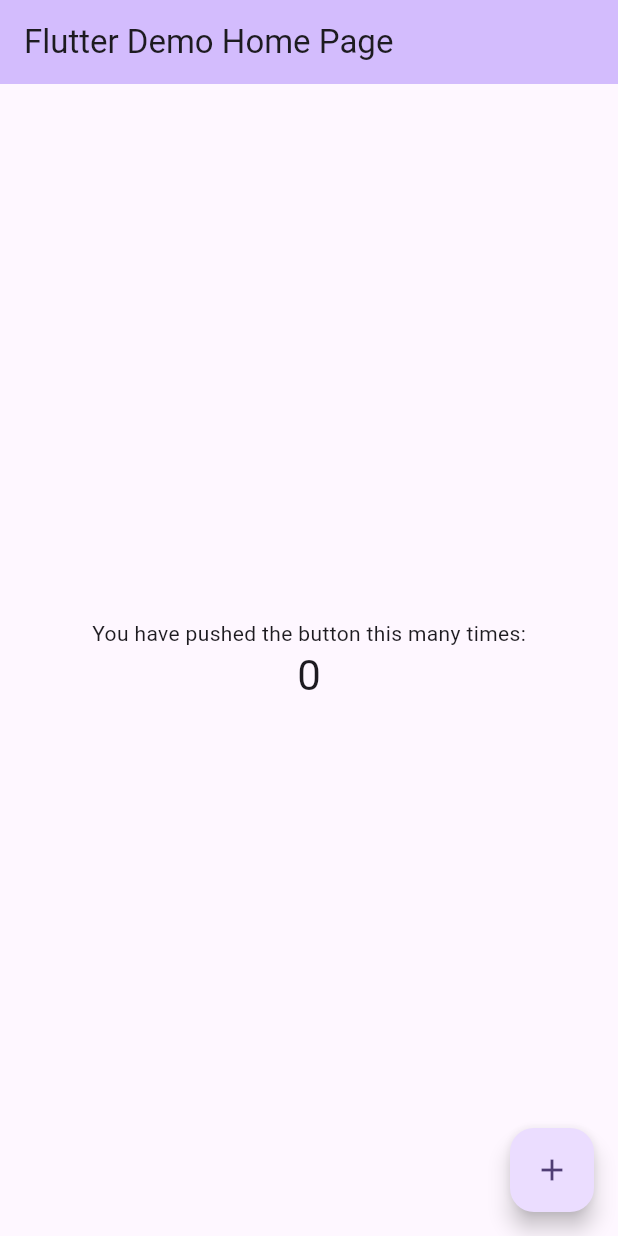
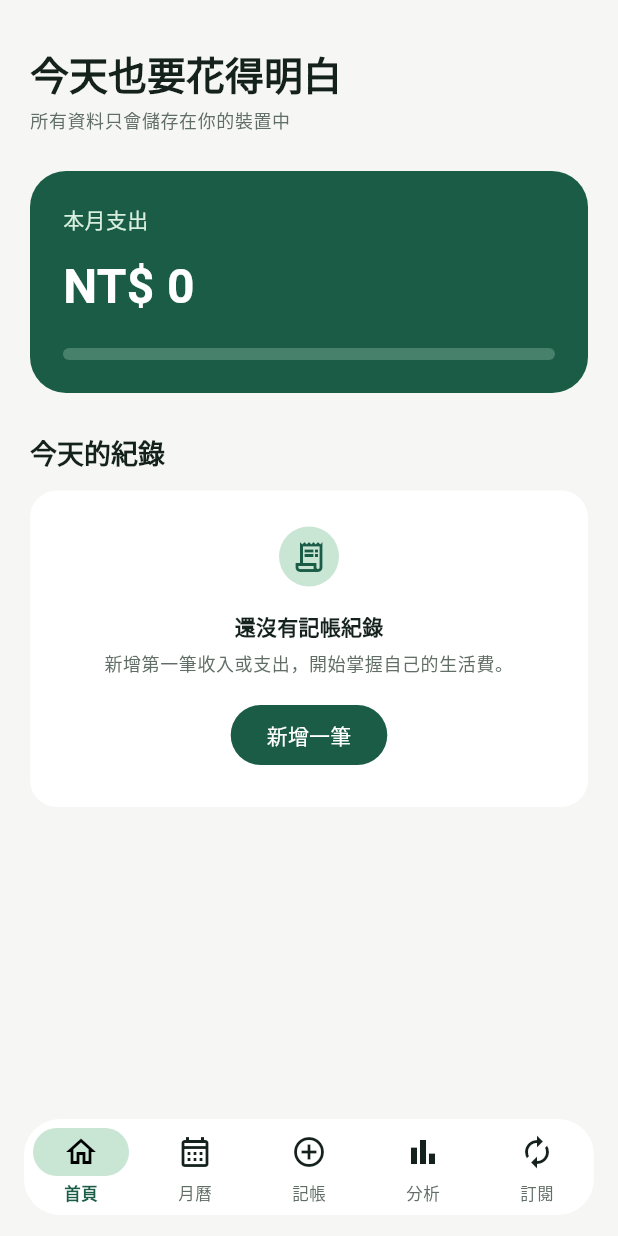
Before and after one commit to Yishin-Jiang/Expense-tracker, a Flutter app: the screen it shows after launch, on a phone screen of 412 x 824 dp. Run offline on Flutter 3.47's test engine with Material 3 defaults, Android fonts, the light colour scheme and no system bars; our stand-ins replace flutter_riverpod, go_router; Roboto replaces fonts that are missing (Noto Sans TC).

Commit message:
管理並建立專案結構

```diff
--- /dev/null
+++ b/lib/app/app.dart
@@ -0,0 +1,18 @@
+import 'package:flutter/material.dart';
+
+import '../core/theme/app_theme.dart';
+import 'router/app_router.dart';
+
+class AccountingApp extends StatelessWidget {
+  const AccountingApp({super.key});
+
+  @override
+  Widget build(BuildContext context) {
+    return MaterialApp.router(
+      title: '好好記帳',
+      debugShowCheckedModeBanner: false,
+      theme: AppTheme.light,
+      routerConfig: appRouter,
+    );
+  }
+}
--- /dev/null
+++ b/lib/app/router/app_router.dart
@@ -0,0 +1,52 @@
+import 'package:flutter/material.dart';
+import 'package:go_router/go_router.dart';
+import '../../features/calendar/presentation/calendar_page.dart';
+import '../../features/home/presentation/home_page.dart';
+import '../../features/transactions/presentation/transaction_form_page.dart';
+import '../shell/app_shell.dart';
+
+final appRouter = GoRouter(
+  initialLocation: '/home',
+  routes: [
+    ShellRoute(
+      builder: (context, state, child) =>
+          AppShell(location: state.uri.path, child: child),
+      routes: [
+        GoRoute(path: '/home', builder: (_, _) => const HomePage()),
+        GoRoute(path: '/calendar', builder: (_, _) => const CalendarPage()),
+        GoRoute(
+          path: '/transactions/new',
+          builder: (_, _) => const TransactionFormPage(),
+        ),
+        GoRoute(
+          path: '/analysis',
+          builder: (_, _) => const ComingSoonPage(title: '分析'),
+        ),
+        GoRoute(
+          path: '/subscriptions',
+          builder: (_, _) => const ComingSoonPage(title: '訂閱'),
+        ),
+      ],
+    ),
+  ],
+);
+
+class ComingSoonPage extends StatelessWidget {
+  const ComingSoonPage({required this.title, super.key});
+  final String title;
+
+  @override
+  Widget build(BuildContext context) => SafeArea(
+    child: Padding(
+      padding: const EdgeInsets.all(24),
+      child: Column(
+        crossAxisAlignment: CrossAxisAlignment.start,
+        children: [
+          Text(title, style: Theme.of(context).textTheme.headlineMedium),
+          const SizedBox(height: 8),
+          Text('此功能將在核心記帳完成後加入。', style: Theme.of(context).textTheme.bodySmall),
+        ],
+      ),
+    ),
+  );
+}
--- /dev/null
+++ b/lib/app/shell/app_shell.dart
@@ -0,0 +1,57 @@
+import 'package:flutter/material.dart';
+import 'package:go_router/go_router.dart';
+
+class AppShell extends StatelessWidget {
+  const AppShell({required this.location, required this.child, super.key});
+  final String location;
+  final Widget child;
+
+  static const locations = [
+    '/home',
+    '/calendar',
+    '/transactions/new',
+    '/analysis',
+    '/subscriptions',
+  ];
+
+  @override
+  Widget build(BuildContext context) {
+    final found = locations.indexWhere(location.startsWith);
+    return Scaffold(
+      body: child,
+      bottomNavigationBar: SafeArea(
+        top: false,
+        minimum: const EdgeInsets.fromLTRB(16, 0, 16, 14),
+        child: ClipRRect(
+          borderRadius: BorderRadius.circular(24),
+          child: NavigationBar(
+            selectedIndex: found < 0 ? 0 : found,
+            onDestinationSelected: (index) => context.go(locations[index]),
+            destinations: const [
+              NavigationDestination(
+                icon: Icon(Icons.home_outlined),
+                label: '首頁',
+              ),
+              NavigationDestination(
+                icon: Icon(Icons.calendar_month_outlined),
+                label: '月曆',
+              ),
+              NavigationDestination(
+                icon: Icon(Icons.add_circle_outline),
+                label: '記帳',
+              ),
+              NavigationDestination(
+                icon: Icon(Icons.bar_chart_outlined),
+                label: '分析',
+              ),
+              NavigationDestination(
+                icon: Icon(Icons.autorenew_outlined),
+                label: '訂閱',
+              ),
+            ],
+          ),
+        ),
+      ),
+    );
+  }
+}
--- /dev/null
+++ b/lib/core/theme/app_colors.dart
@@ -0,0 +1,14 @@
+import 'package:flutter/material.dart';
+
+abstract final class AppColors {
+  static const background = Color(0xFFF6F7F4);
+  static const surface = Color(0xFFFFFFFF);
+  static const ink = Color(0xFF14211C);
+  static const muted = Color(0xFF616E66);
+  static const primary = Color(0xFF1A5C45);
+  static const primaryContainer = Color(0xFFC9E5D4);
+  static const expense = Color(0xFFD64540);
+  static const expenseContainer = Color(0xFFFAE0D9);
+  static const warning = Color(0xFFF5D16E);
+  static const divider = Color(0xFFDEE3DF);
+}
--- /dev/null
+++ b/lib/core/theme/app_theme.dart
@@ -0,0 +1,58 @@
+import 'package:flutter/material.dart';
+import 'app_colors.dart';
+
+abstract final class AppTheme {
+  static ThemeData get light => ThemeData(
+    useMaterial3: true,
+    scaffoldBackgroundColor: AppColors.background,
+    fontFamily: 'Noto Sans TC',
+    colorScheme: const ColorScheme.light(
+      primary: AppColors.primary,
+      onPrimary: Colors.white,
+      primaryContainer: AppColors.primaryContainer,
+      onPrimaryContainer: AppColors.primary,
+      error: AppColors.expense,
+      surface: AppColors.surface,
+      onSurface: AppColors.ink,
+      outline: AppColors.divider,
+    ),
+    textTheme: const TextTheme(
+      headlineMedium: TextStyle(fontSize: 26, fontWeight: FontWeight.w700),
+      titleLarge: TextStyle(fontSize: 18, fontWeight: FontWeight.w700),
+      titleMedium: TextStyle(fontSize: 14, fontWeight: FontWeight.w700),
+      bodySmall: TextStyle(color: AppColors.muted, fontSize: 12),
+    ),
+    cardTheme: const CardThemeData(
+      color: AppColors.surface,
+      elevation: 0,
+      margin: EdgeInsets.zero,
+      shape: RoundedRectangleBorder(
+        borderRadius: BorderRadius.all(Radius.circular(18)),
+      ),
+    ),
+    inputDecorationTheme: const InputDecorationTheme(
+      filled: true,
+      fillColor: AppColors.surface,
+      border: OutlineInputBorder(
+        borderSide: BorderSide.none,
+        borderRadius: BorderRadius.all(Radius.circular(16)),
+      ),
+    ),
+    navigationBarTheme: NavigationBarThemeData(
+      height: 64,
+      backgroundColor: AppColors.surface,
+      indicatorColor: AppColors.primaryContainer,
+      labelTextStyle: WidgetStateProperty.resolveWith(
+        (states) => TextStyle(
+          color: states.contains(WidgetState.selected)
+              ? AppColors.primary
+              : AppColors.muted,
+          fontSize: 11,
+          fontWeight: states.contains(WidgetState.selected)
+              ? FontWeight.w700
+              : FontWeight.w400,
+        ),
+      ),
+    ),
+  );
+}
--- /dev/null
+++ b/lib/features/home/presentation/home_page.dart
@@ -0,0 +1,60 @@
+import 'package:flutter/material.dart';
+import 'package:go_router/go_router.dart';
+import '../../../core/theme/app_colors.dart';
+import '../../../shared/widgets/app_state_views.dart';
+
+class HomePage extends StatelessWidget {
+  const HomePage({super.key});
+
+  @override
+  Widget build(BuildContext context) => SafeArea(
+    child: ListView(
+      padding: const EdgeInsets.fromLTRB(20, 32, 20, 24),
+      children: [
+        Text('今天也要花得明白', style: Theme.of(context).textTheme.headlineMedium),
+        const SizedBox(height: 6),
+        Text('所有資料只會儲存在你的裝置中', style: Theme.of(context).textTheme.bodySmall),
+        const SizedBox(height: 26),
+        Container(
+          padding: const EdgeInsets.all(22),
+          decoration: BoxDecoration(
+            color: AppColors.primary,
+            borderRadius: BorderRadius.circular(24),
+          ),
+          child: const Column(
+            crossAxisAlignment: CrossAxisAlignment.start,
+            children: [
+              Text('本月支出', style: TextStyle(color: Color(0xFFD9F0E0))),
+              SizedBox(height: 12),
+              Text(
+                'NT\$ 0',
+                style: TextStyle(
+                  color: Colors.white,
+                  fontSize: 32,
+                  fontWeight: FontWeight.w700,
+                ),
+              ),
+              SizedBox(height: 18),
+              LinearProgressIndicator(
+                value: 0,
+                minHeight: 8,
+                backgroundColor: Color(0xFF47806B),
+                color: AppColors.warning,
+                borderRadius: BorderRadius.all(Radius.circular(8)),
+              ),
+            ],
+          ),
+        ),
+        const SizedBox(height: 28),
+        Text('今天的紀錄', style: Theme.of(context).textTheme.titleLarge),
+        const SizedBox(height: 14),
+        AppEmptyView(
+          title: '還沒有記帳紀錄',
+          message: '新增第一筆收入或支出，開始掌握自己的生活費。',
+          actionLabel: '新增一筆',
+          onAction: () => context.go('/transactions/new'),
+        ),
+      ],
+    ),
+  );
+}
--- a/lib/main.dart
+++ b/lib/main.dart
@@ -1,122 +1,9 @@
-import 'package:flutter/material.dart';
+import 'package:flutter/widgets.dart';
+import 'package:flutter_riverpod/flutter_riverpod.dart';
+
+import 'app/app.dart';
 
 void main() {
-  runApp(const MyApp());
+  WidgetsFlutterBinding.ensureInitialized();
+  runApp(const ProviderScope(child: AccountingApp()));
 }
-
-class MyApp extends StatelessWidget {
-  const MyApp({super.key});
-
-  // This widget is the root of your application.
-  @override
-  Widget build(BuildContext context) {
-    return MaterialApp(
-      title: 'Flutter Demo',
-      theme: ThemeData(
-        // This is the theme of your application.
-        //
-        // TRY THIS: Try running your application with "flutter run". You'll see
-        // the application has a purple toolbar. Then, without quitting the app,
-        // try changing the seedColor in the colorScheme below to Colors.green
-        // and then invoke "hot reload" (save your changes or press the "hot
-        // reload" button in a Flutter-supported IDE, or press "r" if you used
-        // the command line to start the app).
-        //
-        // Notice that the counter didn't reset back to zero; the application
-        // state is not lost during the reload. To reset the state, use hot
-        // restart instead.
-        //
-        // This works for code too, not just values: Most code changes can be
-        // tested with just a hot reload.
-        colorScheme: .fromSeed(seedColor: Colors.deepPurple),
-      ),
-      home: const MyHomePage(title: 'Flutter Demo Home Page'),
-    );
-  }
-}
-
-class MyHomePage extends StatefulWidget {
-  const MyHomePage({super.key, required this.title});
-
-  // This widget is the home page of your application. It is stateful, meaning
-  // that it has a State object (defined below) that contains fields that affect
-  // how it looks.
-
-  // This class is the configuration for the state. It holds the values (in this
-  // case the title) provided by the parent (in this case the App widget) and
-  // used by the build method of the State. Fields in a Widget subclass are
-  // always marked "final".
-
-  final String title;
-
-  @override
-  State<MyHomePage> createState() => _MyHomePageState();
-}
-
-class _MyHomePageState extends State<MyHomePage> {
-  int _counter = 0;
-
-  void _incrementCounter() {
-    setState(() {
-      // This call to setState tells the Flutter framework that something has
-      // changed in this State, which causes it to rerun the build method below
-      // so that the display can reflect the updated values. If we changed
-      // _counter without calling setState(), then the build method would not be
-      // called again, and so nothing would appear to happen.
-      _counter++;
-    });
-  }
-
-  @override
-  Widget build(BuildContext context) {
-    // This method is rerun every time setState is called, for instance as done
-    // by the _incrementCounter method above.
-    //
-    // The Flutter framework has been optimized to make rerunning build methods
-    // fast, so that you can just rebuild anything that needs updating rather
-    // than having to individually change instances of widgets.
-    return Scaffold(
-      appBar: AppBar(
-        // TRY THIS: Try changing the color here to a specific color (to
-        // Colors.amber, perhaps?) and trigger a hot reload to see the AppBar
-        // change color while the other colors stay the same.
-        backgroundColor: Theme.of(context).colorScheme.inversePrimary,
-        // Here we take the value from the MyHomePage object that was created by
-        // the App.build method, and use it to set our appbar title.
-        title: Text(widget.title),
-      ),
-      body: Center(
-        // Center is a layout widget. It takes a single child and positions it
-        // in the middle of the parent.
-        child: Column(
-          // Column is also a layout widget. It takes a list of children and
-          // arranges them vertically. By default, it sizes itself to fit its
-          // children horizontally, and tries to be as tall as its parent.
-          //
-          // Column has various properties to control how it sizes itself and
-          // how it positions its children. Here we use mainAxisAlignment to
-          // center the children vertically; the main axis here is the vertical
-          // axis because Columns are vertical (the cross axis would be
-          // horizontal).
-          //
-          // TRY THIS: Invoke "debug painting" (choose the "Toggle Debug Paint"
-          // action in the IDE, or press "p" in the console), to see the
-          // wireframe for each widget.
-          mainAxisAlignment: .center,
-          children: [
-            const Text('You have pushed the button this many times:'),
-            Text(
-              '$_counter',
-              style: Theme.of(context).textTheme.headlineMedium,
-            ),
-          ],
-        ),
-      ),
-      floatingActionButton: FloatingActionButton(
-        onPressed: _incrementCounter,
-        tooltip: 'Increment',
-        child: const Icon(Icons.add),
-      ),
-    );
-  }
-}
--- /dev/null
+++ b/lib/shared/widgets/app_state_views.dart
@@ -0,0 +1,84 @@
+import 'package:flutter/material.dart';
+import '../../core/theme/app_colors.dart';
+
+class AppLoadingView extends StatelessWidget {
+  const AppLoadingView({super.key, this.message = '載入中…'});
+  final String message;
+
+  @override
+  Widget build(BuildContext context) => Center(
+    child: Column(
+      mainAxisSize: MainAxisSize.min,
+      children: [
+        const CircularProgressIndicator(),
+        const SizedBox(height: 16),
+        Text(message, style: Theme.of(context).textTheme.bodySmall),
+      ],
+    ),
+  );
+}
+
+class AppErrorView extends StatelessWidget {
+  const AppErrorView({required this.message, this.onRetry, super.key});
+  final String message;
+  final VoidCallback? onRetry;
+
+  @override
+  Widget build(BuildContext context) => Center(
+    child: Column(
+      mainAxisSize: MainAxisSize.min,
+      children: [
+        const Icon(Icons.error_outline, color: AppColors.expense, size: 40),
+        const SizedBox(height: 12),
+        Text(message, textAlign: TextAlign.center),
+        if (onRetry != null) ...[
+          const SizedBox(height: 16),
+          FilledButton(onPressed: onRetry, child: const Text('再試一次')),
+        ],
+      ],
+    ),
+  );
+}
+
+class AppEmptyView extends StatelessWidget {
+  const AppEmptyView({
+    required this.title,
+    required this.message,
+    this.actionLabel,
+    this.onAction,
+    super.key,
+  });
+  final String title;
+  final String message;
+  final String? actionLabel;
+  final VoidCallback? onAction;
+
+  @override
+  Widget build(BuildContext context) => Card(
+    child: Padding(
+      padding: const EdgeInsets.all(24),
+      child: Column(
+        mainAxisSize: MainAxisSize.min,
+        children: [
+          const CircleAvatar(
+            backgroundColor: AppColors.primaryContainer,
+            foregroundColor: AppColors.primary,
+            child: Icon(Icons.receipt_long_outlined),
+          ),
+          const SizedBox(height: 16),
+          Text(title, style: Theme.of(context).textTheme.titleMedium),
+          const SizedBox(height: 6),
+          Text(
+            message,
+            textAlign: TextAlign.center,
+            style: Theme.of(context).textTheme.bodySmall,
+          ),
+          if (actionLabel != null && onAction != null) ...[
+            const SizedBox(height: 16),
+            FilledButton(onPressed: onAction, child: Text(actionLabel!)),
+          ],
+        ],
+      ),
+    ),
+  );
+}
```
Also changed, not shown: lib/features/calendar/presentation/calendar_page.dart (added, +34 -0 lines), lib/features/transactions/presentation/transaction_form_page.dart (added, +37 -0 lines), pubspec.yaml (+8 -0 lines), pubspec.lock, 3 other files.
